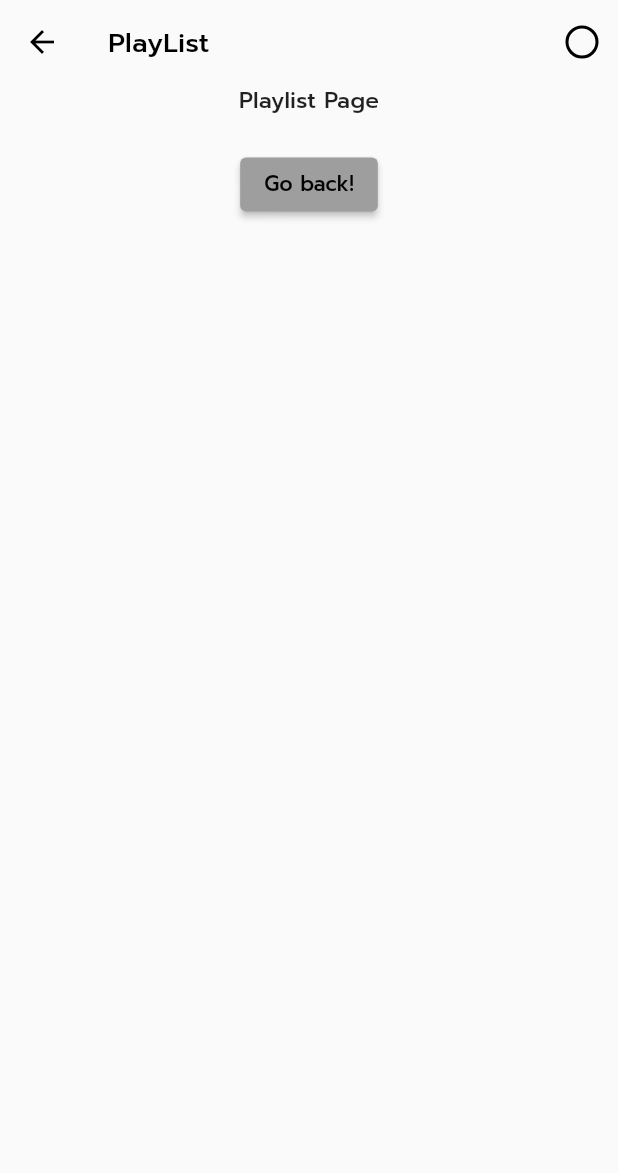
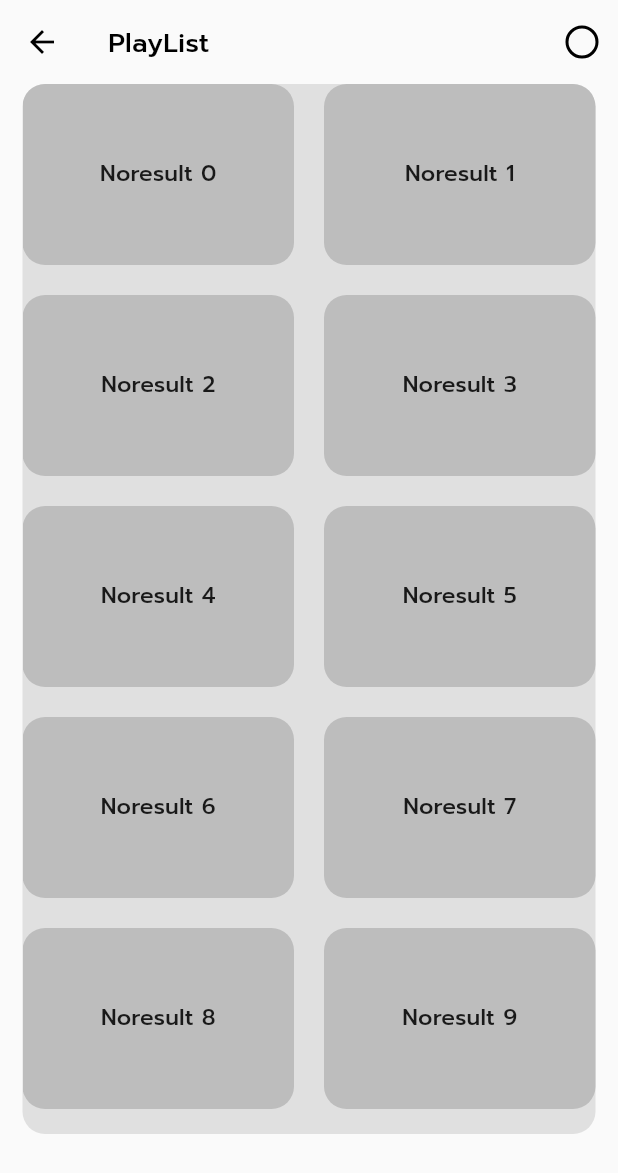
Before and after one commit to pho0m/thap, a Flutter app: the PlaylistPage screen opened directly, on a phone screen of 412 x 824 dp. Shown: the top 1173 px of the screen. Run offline on Flutter 3.47's test engine with Material 2 defaults, Android fonts, the phone set to English and light mode, and no system bars; our stand-ins replace carousel_slider, flutter_feather_icons.

Commit message:
create ui playlist

```diff
--- a/lib/screens/playlist/playlist_page.dart
+++ b/lib/screens/playlist/playlist_page.dart
@@ -2,34 +2,127 @@ import 'package:dt_app/theme/constant.dart';
 import 'package:flutter/material.dart';
 import 'package:flutter_feather_icons/flutter_feather_icons.dart';
 
-class PlaylistPage extends StatelessWidget {
+class PlaylistPage extends StatefulWidget {
   const PlaylistPage({Key? key}) : super(key: key);
+
+  @override
+  State<PlaylistPage> createState() => _PlaylistPage();
+}
+
+class _PlaylistPage extends State<PlaylistPage> {
+  final List<Map> music =
+      List.generate(20, (index) => {"id": index, "name": "Noresult $index"})
+          .toList();
+  // final List<Widget> mockPlList = [];
+  //   Container(
+  //     padding: const EdgeInsets.all(8),
+  //     child: const Text("He'd have you all unravel at the"),
+  //     color: Colors.teal[100],
+  //   ),
+  //   Container(
+  //     padding: const EdgeInsets.all(8),
+  //     child: const Text('Heed not the rabble'),
+  //     color: Colors.teal[200],
+  //   ),
+  //   Container(
+  //     padding: const EdgeInsets.all(8),
+  //     child: const Text('Sound of screams but the'),
+  //     color: Colors.teal[300],
+  //   ),
+  //   Container(
+  //     padding: const EdgeInsets.all(8),
+  //     child: const Text('Who scream'),
+  //     color: Colors.teal[400],
+  //   ),
+  //   Container(
+  //     padding: const EdgeInsets.all(8),
+  //     child: const Text('Revolution is coming...'),
+  //     color: Colors.teal[500],
+  //   ),
+  //   Container(
+  //     padding: const EdgeInsets.all(8),
+  //     child: const Text('Revolution, they...'),
+  //     color: Colors.teal[600],
+  //   ),
+  //   Container(
+  //     padding: const EdgeInsets.all(8),
+  //     child: const Text('Empty'),
+  //     color: Colors.teal[600],
+  //   ),
+  //   Container(
+  //     padding: const EdgeInsets.all(8),
+  //     child: const Text('Emty'),
+  //     color: Colors.teal[600],
+  //   ),
+  //   Container(
+  //     padding: const EdgeInsets.all(8),
+  //     child: const Text('Mty'),
+  //     color: Colors.teal[600],
+  //   ),
 
   @override
   Widget build(BuildContext context) {
     double _width = MediaQuery.of(context).size.width;
     return Scaffold(
-        appBar: appBar(_width),
-        body: _body([
-          Center(
-            child: Column(
-              mainAxisAlignment: MainAxisAlignment.center,
-              crossAxisAlignment: CrossAxisAlignment.center,
-              children: <Widget>[
-                const Text("Playlist Page"),
-                const SizedBox(
-                  height: 20,
+      appBar: appBar(_width),
+      body: _body([
+        Row(
+          mainAxisAlignment: MainAxisAlignment.center,
+        ),
+        Container(
+          decoration: BoxDecoration(
+            color: Colors.grey[300],
+            borderRadius: BorderRadius.circular(15),
+          ),
+          height: 700,
+          width: _width - 30,
+          child: GridView.builder(
+            gridDelegate: const SliverGridDelegateWithMaxCrossAxisExtent(
+                maxCrossAxisExtent: 200,
+                childAspectRatio: 3 / 2,
+                crossAxisSpacing: 20,
+                mainAxisSpacing: 20),
+            itemCount: music.length,
+            itemBuilder: (BuildContext ctx, index) {
+              return Container(
+                height: 10,
+                width: 10,
+                alignment: Alignment.center,
+                child: Text(
+                  music[index]["name"],
                 ),
-                ElevatedButton(
-                  onPressed: () {
-                    Navigator.pop(context);
-                  },
-                  child: const Text('Go back!'),
+                decoration: BoxDecoration(
+                  color: Colors.grey[400],
+                  borderRadius: BorderRadius.circular(15),
                 ),
-              ],
-            ),
+              );
+            },
           ),
-        ]));
+        )
+      ]
+
+          // _body(
+          //   [
+          //     Row(
+          //       mainAxisAlignment: MainAxisAlignment.center,
+          //     ),
+          //     Container(
+          //       padding: const EdgeInsets.all(8),
+          //       height: 300,
+          //       width: _width - 30,
+          //       child: GridView.count(
+          //         primary: false,
+          //         padding: const EdgeInsets.all(20),
+          //         crossAxisSpacing: 10,
+          //         mainAxisSpacing: 10,
+          //         crossAxisCount: 3,
+          //         children: mockPlList,
+          //       ),
+          //     ),
+          //   ],
+          // ),
+          ),
+    );
   }
 
   Widget _body(List<Widget> inhome) {
```
